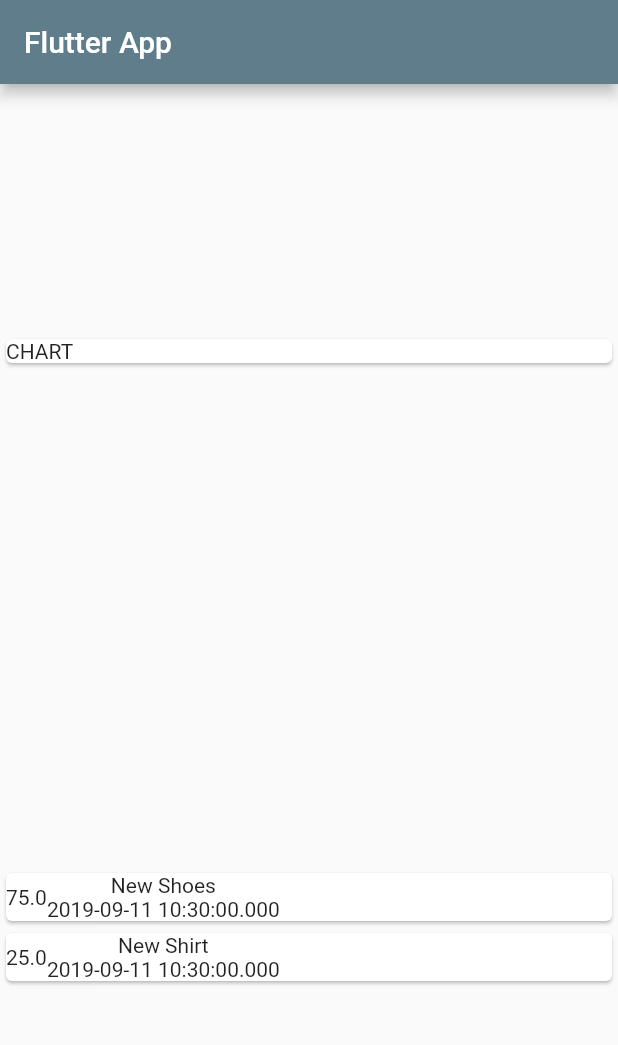
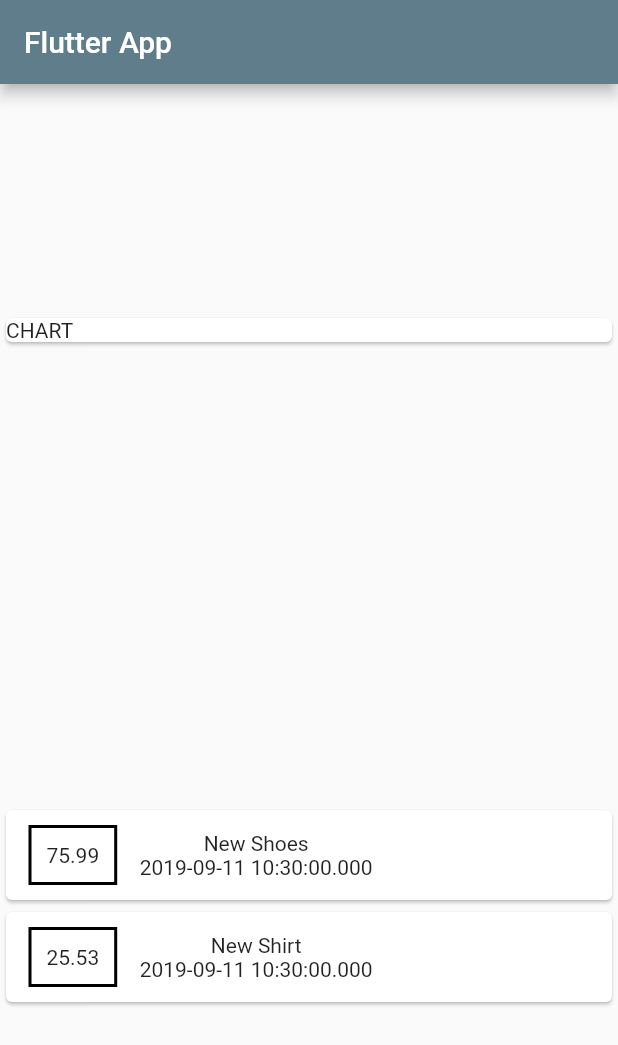
Before and after one commit to YuckiestPenguin/flutter_expense_report, a Flutter app: the screen it shows after launch, on a phone screen of 412 x 824 dp. Shown: the top 1045 px of the screen. Run offline on Flutter 3.47's test engine with Material 2 defaults, Android fonts, the phone set to English and light mode, and no system bars.

Commit message:
added some basic styling to amount

```diff
--- a/lib/main.dart
+++ b/lib/main.dart
@@ -22,13 +22,13 @@ class MyHomePage extends StatelessWidget {
     Transaction(
       id: 't1',
       title: 'New Shoes',
-      amount: 75.00,
+      amount: 75.99,
       date: DateTime.now(),
     ),
     Transaction(
       id: 't2',
       title: 'New Shirt',
-      amount: 25.00,
+      amount: 25.53,
       date: DateTime.now(),
     ),
   ];
@@ -54,6 +54,14 @@ class MyHomePage extends StatelessWidget {
                 child: Row(
                   children: <Widget>[
                     Container(
+                      margin: EdgeInsets.symmetric(
+                        vertical: 10,
+                        horizontal: 15,
+                      ),
+                      decoration: BoxDecoration(
+                        border: Border.all(color: Colors.black, width: 2),
+                      ),
+                      padding: EdgeInsets.all(10),
                       child: Text(
                         transaction.amount.toString(),
                       ),
```
